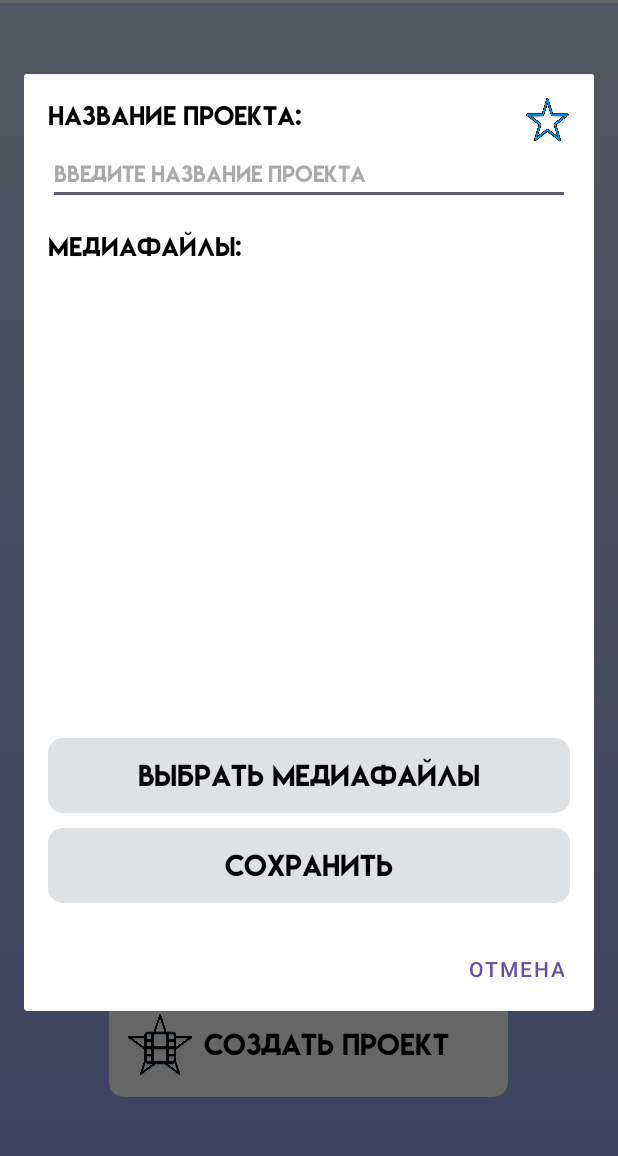
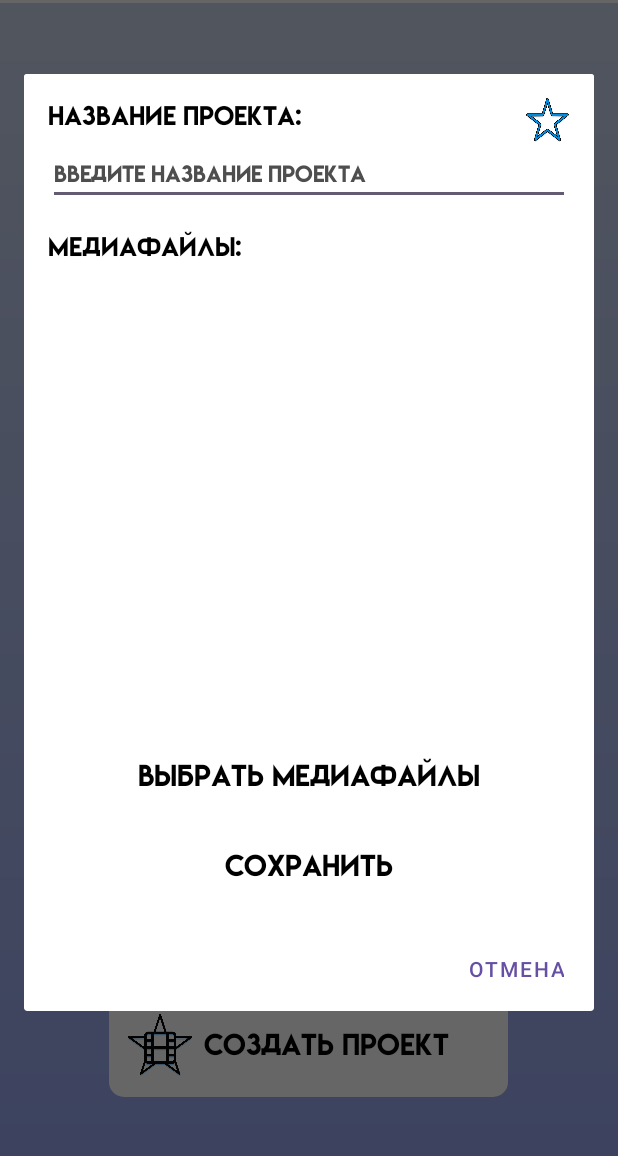
Before and after one commit to drbsh/VibeCut, an Android app: the screen it shows after launch (MainActivity), after a tap on "Создать проект", on a phone screen of 412 x 824 dp, the part 75-1231 px from its top. Run offline under Robolectric (Android 15) with nearby library versions, the phone set to English and light mode, and no system bars.

Commit message:
DarkThemeAllReady

```diff
--- a/app/src/main/java/com/example/vibecut/MainActivity.java
+++ b/app/src/main/java/com/example/vibecut/MainActivity.java
@@ -84,6 +84,7 @@
         }
 
         private void updateTheme(boolean isDarkTheme) {
+            this.isDarkTheme = isDarkTheme;
             if (isDarkTheme) {
                 mainLayout.setBackgroundResource(R.drawable.gradient_black);
                 findViewById(R.id.headerLayout).setBackgroundColor(getResources().getColor(R.color.black2));
--- a/app/src/main/java/com/example/vibecut/ProjectDialog.java
+++ b/app/src/main/java/com/example/vibecut/ProjectDialog.java
@@ -8,9 +8,11 @@ package com.example.vibecut;
     import android.content.Context;
     import android.content.Intent;
     import android.content.SharedPreferences;
+    import android.content.res.ColorStateList;
     import android.database.Cursor;
     import android.graphics.Bitmap;
     import android.graphics.BitmapFactory;
+    import android.graphics.drawable.GradientDrawable;
     import android.media.MediaMetadataRetriever;
     import android.net.Uri;
     import android.os.Bundle;
@@ -19,9 +21,13 @@ package com.example.vibecut;
     import android.widget.Button;
     import android.widget.EditText;
     import android.widget.ImageButton;
+    import android.widget.LinearLayout;
+    import android.widget.RelativeLayout;
     import android.widget.TextView;
     import android.widget.Toast;
 
+    import androidx.core.content.ContextCompat;
+    import androidx.core.content.res.ResourcesCompat;
     import androidx.fragment.app.DialogFragment;
     import androidx.recyclerview.widget.LinearLayoutManager;
     import androidx.recyclerview.widget.RecyclerView;
@@ -72,11 +78,34 @@ package com.example.vibecut;
                 throw new RuntimeException(context.toString() + " должен реализовать ProjectDialogListener");
             }
         }
-        private void updateTheme(View view, Boolean isDarkTheme){
+        private void updateTheme(View view, Boolean isDarkTheme) {
+            LinearLayout linearLayout = view.findViewById(R.id.dialog_project);
+            TextView nameMedia = view.findViewById(R.id.nameMedia);
+            EditText projectName = view.findViewById(R.id.projectName);
+            TextView mediaFilesLabel = view.findViewById(R.id.mediaFilesLabel);
+            RelativeLayout selectMediaButton = view.findViewById(R.id.selectMediaButton);
+            RelativeLayout saveProjectButton = view.findViewById(R.id.saveProjectButton);
+            TextView saveProjectText = view.findViewById(R.id.saveProjectText);
+            TextView selectMediaText = view.findViewById(R.id.selectMediaText);
+
             if (isDarkTheme) {
-                view.setBackgroundColor(getResources().getColor(R.color.gray2)); // Темный фон
+                linearLayout.setBackgroundResource(R.drawable.layout_project_dialog_background_black);
+                nameMedia.setTextColor(ContextCompat.getColor(view.getContext(), R.color.white));
+                projectName.setHintTextColor(ContextCompat.getColor(view.getContext(), R.color.black));
+                mediaFilesLabel.setTextColor(ContextCompat.getColor(view.getContext(), R.color.white));
+                selectMediaButton.setBackgroundResource(R.drawable.rounded_button_background_dark);
+                saveProjectButton.setBackgroundResource(R.drawable.rounded_button_background_dark);
+                saveProjectText.setTextColor(ContextCompat.getColor(view.getContext(), R.color.white));
+                selectMediaText.setTextColor(ContextCompat.getColor(view.getContext(), R.color.white));
             } else {
-                view.setBackgroundColor(getResources().getColor(R.color.white)); // Светлый фон
+                linearLayout.setBackgroundResource(R.drawable.layout_project_dialog_background);
+                nameMedia.setTextColor(ContextCompat.getColor(view.getContext(), R.color.black));
+                projectName.setHintTextColor(ContextCompat.getColor(view.getContext(), R.color.gray2));
+                mediaFilesLabel.setTextColor(ContextCompat.getColor(view.getContext(), R.color.black));
+                selectMediaButton.setBackgroundResource(R.drawable.rounded_button_background);
+                saveProjectButton.setBackgroundResource(R.drawable.rounded_button_background);
+                saveProjectText.setTextColor(ContextCompat.getColor(view.getContext(), R.color.black));
+                selectMediaText.setTextColor(ContextCompat.getColor(view.getContext(), R.color.black));
             }
         }
 
@@ -88,7 +117,7 @@ package com.example.vibecut;
 
 
 
-            View linlay = view.findViewById(R.id.dialog_project);
+
 
             listMediaView = view.findViewById(R.id.listMedia);
 
@@ -107,7 +136,7 @@ package com.example.vibecut;
 
 
             // Вызовите updateTheme для установки начальной темы
-            updateTheme(linlay, isDarkTheme);
+            updateTheme(view, isDarkTheme);
             // Инициализация полей ввода
 
         addMedia.setOnClickListener(v -> {
--- a/app/src/main/java/com/example/vibecut/SettingsActivity.java
+++ b/app/src/main/java/com/example/vibecut/SettingsActivity.java
@@ -13,7 +13,6 @@ import androidx.localbroadcastmanager.content.LocalBroadcastManager;
 
 
 public class SettingsActivity extends BaseThemes {
-
     private LinearLayout mainLayout;
     private SwitchCompat changeThemeSwitch;
 
--- /dev/null
+++ b/app/src/main/res/drawable/layout_project_dialog_background.xml
@@ -0,0 +1,5 @@
+<?xml version="1.0" encoding="utf-8"?>
+<shape xmlns:android="http://schemas.android.com/apk/res/android"
+    android:shape="rectangle">
+    <solid android:color="@color/white"/>
+</shape>
--- /dev/null
+++ b/app/src/main/res/drawable/layout_project_dialog_background_black.xml
@@ -0,0 +1,6 @@
+<?xml version="1.0" encoding="utf-8"?>
+<shape xmlns:android="http://schemas.android.com/apk/res/android"
+    android:shape="rectangle">
+    <solid android:color="@color/gray2"/> <!-- Цвет фона -->
+    <stroke android:color="@color/white" android:width="2dp"/>
+</shape>
--- a/app/src/main/res/layout/dialog_project.xml
+++ b/app/src/main/res/layout/dialog_project.xml
@@ -68,10 +68,11 @@
         android:layout_width="match_parent"
         android:layout_height="50dp"
         android:background="@drawable/rounded_button_background"
-        android:backgroundTint="@color/grey"
+
         android:layout_marginTop="16dp">
         <TextView
             android:text="Выбрать медиафайлы"
+            android:id="@+id/selectMediaText"
             android:layout_width="match_parent"
             android:layout_height="match_parent"
             android:fontFamily="@font/lemonmilkrusbylyajka"
@@ -84,9 +85,9 @@
         android:layout_width="match_parent"
         android:layout_height="50dp"
         android:background="@drawable/rounded_button_background"
-        android:backgroundTint="@color/grey"
         android:layout_marginTop="10dp">
         <TextView
+            android:id="@+id/saveProjectText"
             android:text="Сохранить"
             android:layout_width="match_parent"
             android:layout_height="match_parent"
```
